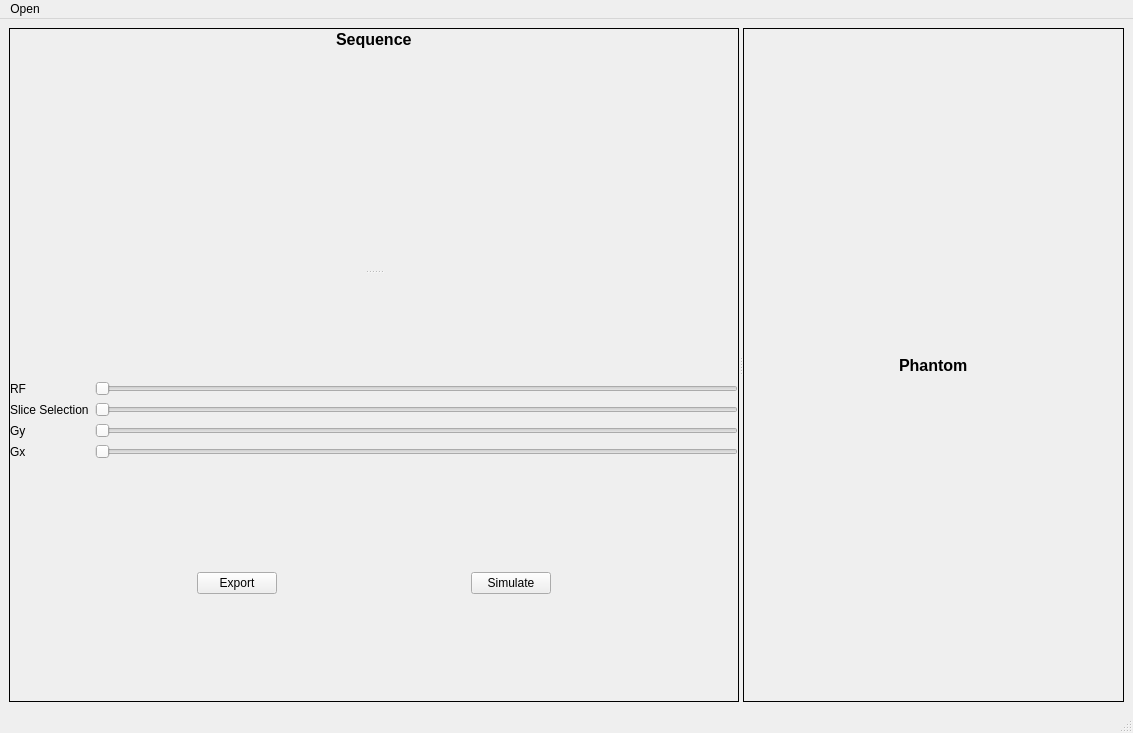
Before: the Qt Designer form src/ui/MRI_Simulator_GUI.ui in MOHAMEDMANSOUR20/MRI_Simulation, drawn with Qt 5.
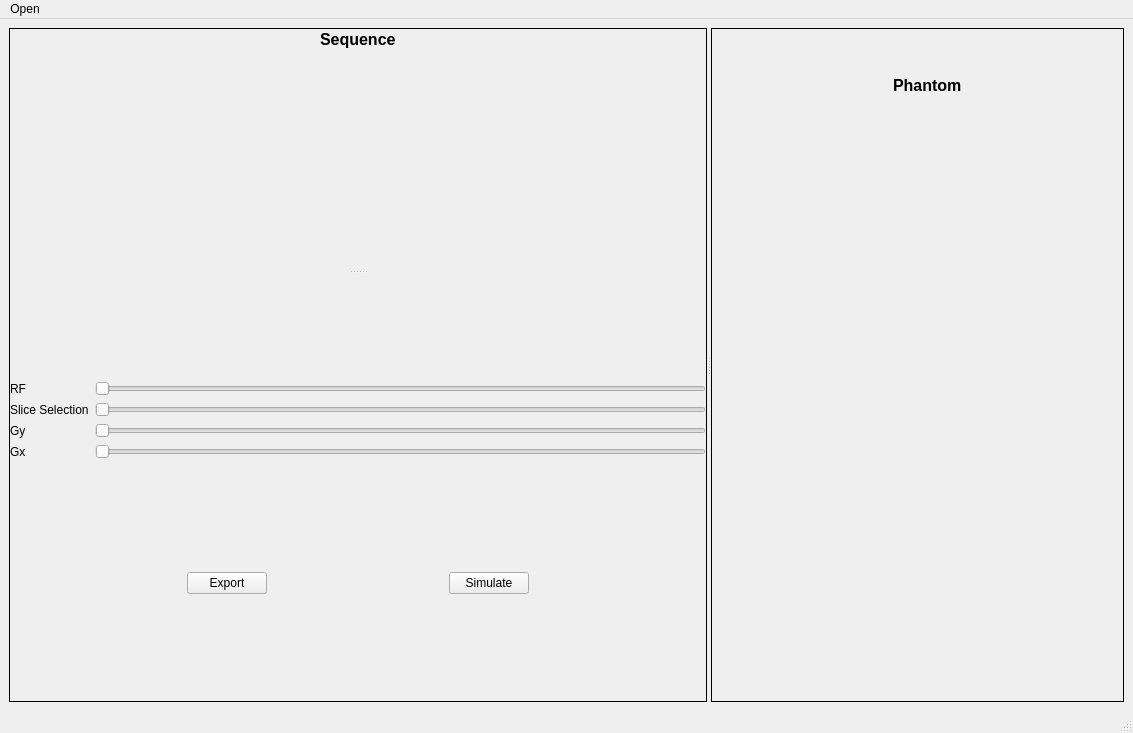
After: the same form once the commit is applied.

```diff
--- a/src/ui/MRI_Simulator_GUI.ui
+++ b/src/ui/MRI_Simulator_GUI.ui
@@ -30,7 +30,7 @@
        <property name="orientation">
         <enum>Qt::Vertical</enum>
        </property>
-       <widget class="QWidget" name="">
+       <widget class="QWidget" name="layoutWidget">
         <layout class="QVBoxLayout" name="verticalLayout">
          <item>
           <layout class="QVBoxLayout" name="verticalLayout_5">
@@ -99,7 +99,7 @@
          </item>
         </layout>
        </widget>
-       <widget class="QWidget" name="">
+       <widget class="QWidget" name="layoutWidget">
         <layout class="QVBoxLayout" name="verticalLayout_3" stretch="2,1">
          <item>
           <layout class="QGridLayout" name="gridLayout">
@@ -228,12 +228,25 @@
        <property name="orientation">
         <enum>Qt::Vertical</enum>
        </property>
-       <widget class="QWidget" name="">
+       <widget class="QWidget" name="layoutWidget">
         <layout class="QVBoxLayout" name="verticalLayout_2">
          <item>
           <layout class="QVBoxLayout" name="verticalLayout_4" stretch="1,5">
            <item>
             <layout class="QHBoxLayout" name="horizontalLayout_2">
+             <item>
+              <spacer name="verticalSpacer_3">
+               <property name="orientation">
+                <enum>Qt::Vertical</enum>
+               </property>
+               <property name="sizeHint" stdset="0">
+                <size>
+                 <width>20</width>
+                 <height>40</height>
+                </size>
+               </property>
+              </spacer>
+             </item>
              <item>
               <spacer name="horizontalSpacer_3">
                <property name="orientation">
@@ -277,7 +290,21 @@
             </layout>
            </item>
            <item>
-            <layout class="QVBoxLayout" name="phantom_Layout"/>
+            <layout class="QVBoxLayout" name="phantom_Layout">
+             <item>
+              <spacer name="verticalSpacer">
+               <property name="orientation">
+                <enum>Qt::Vertical</enum>
+               </property>
+               <property name="sizeHint" stdset="0">
+                <size>
+                 <width>20</width>
+                 <height>40</height>
+                </size>
+               </property>
+              </spacer>
+             </item>
+            </layout>
            </item>
           </layout>
          </item>
```
